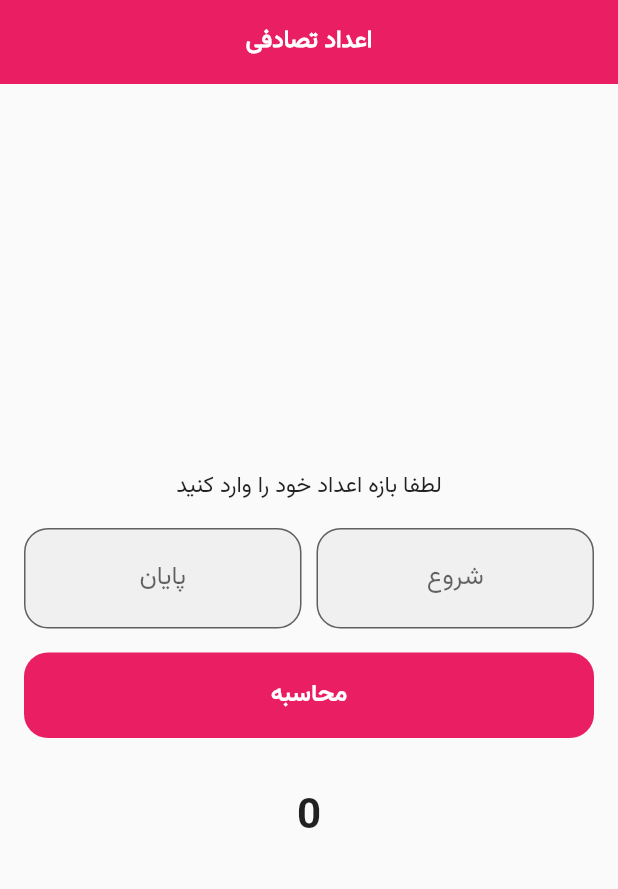
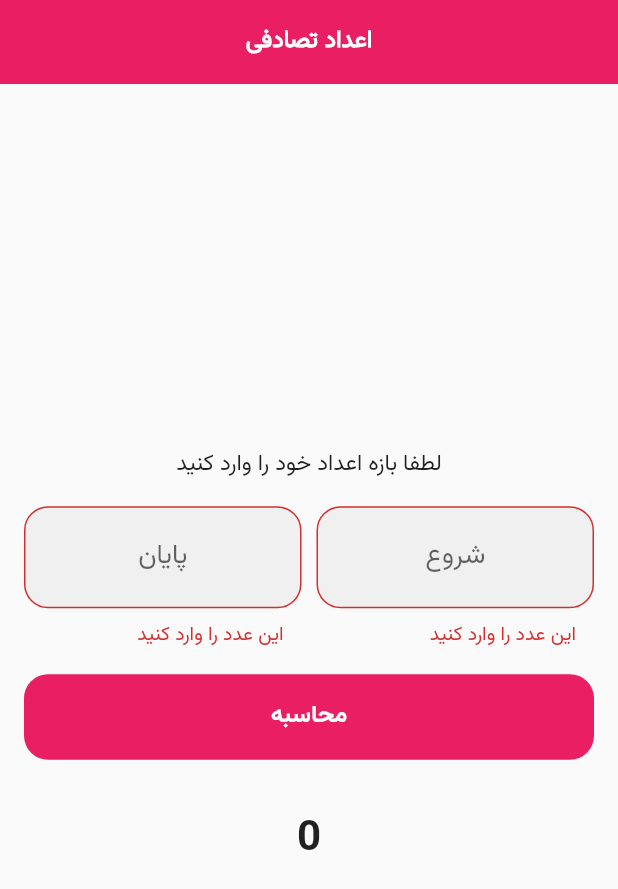
Before and after one commit to misagh1999/Random-Number, a Flutter app: the screen it shows after launch, after a tap on "محاسبه", on a phone screen of 412 x 824 dp. Shown: the top 889 px of the screen. Run offline on Flutter 3.47's test engine with Material 2 defaults, Android fonts, the phone set to English and light mode, and no system bars; our stand-ins replace flutter_svg, get.

Commit message:
validate range number

```diff
--- a/lib/controllers/random_controller.dart
+++ b/lib/controllers/random_controller.dart
@@ -1,16 +1,59 @@
 import 'dart:math';
 
+import 'package:flutter/material.dart';
 import 'package:get/state_manager.dart';
 
 class RandomController extends GetxController {
-  RxInt startNumber = 0.obs;
-  RxInt endNumber = 0.obs;
+  RxString startNumber = "".obs;
+  RxString endNumber = "".obs;
+
+  final startTextController = TextEditingController();
+  final endTextController = TextEditingController();
 
   RxInt resultNumber = 0.obs;
 
+  RxString endError = "".obs;
+  RxString startError = "".obs;
+
   randomize() {
+    bool hasError = false;
+
+    startError.value = "";
+    endError.value = "";
+    print("start: " + startTextController.text);
+    print("end: " + endTextController.text);
+    if (startTextController.text.isEmpty) {
+      hasError = true;
+      startError.value = "این عدد را وارد کنید";
+    }
+    if (endTextController.text.isEmpty) {
+      hasError = true;
+      endError.value = "این عدد را وارد کنید";
+    }
+
+    int startInt = 0;
+    int endInt = 0;
+
+    if (!hasError) {
+      startInt = int.parse(startTextController.text);
+      endInt = int.parse(endTextController.text);
+      if (startInt >= endInt) {
+        hasError = true;
+        endError.value = "عدد پایان نباید کمتر از شروع باشد";
+      }
+    }
+
+    if (!hasError) {
+      repeatRandom(endInt, startInt);
+    }
+  }
+
+  repeatRandom(int endInt, int startInt) async {
     Random random = Random();
-    resultNumber.value =
-        random.nextInt(endNumber.value - startNumber.value) + startNumber.value;
+    for (int i = 0; i < 10; i++) {
+      await Future.delayed(Duration(milliseconds: 80), () {
+        resultNumber.value = random.nextInt(endInt - startInt) + startInt;
+      });
+    }
   }
 }
--- a/lib/screens/range_number/range_number_screen.dart
+++ b/lib/screens/range_number/range_number_screen.dart
@@ -35,38 +35,46 @@ class RangeNumberScreen extends StatelessWidget {
                 Row(
                   children: [
                     Expanded(
-                      child: TextField(
-                        onChanged: (value) {
-                          rController.startNumber.value = int.parse(value);
-                        },
+                      child: Obx(
+                        () => TextField(
+                          controller: rController.startTextController,
                           textDirection: TextDirection.ltr,
+                          style: TextStyle(fontSize: 18.0),
                           keyboardType: TextInputType.number,
                           textAlign: TextAlign.center,
                           decoration: InputDecoration(
                               hintText: 'شروع',
+                              errorText: rController.startError.value.isNotEmpty
+                                  ? rController.startError.value
+                                  : null,
                               filled: true,
                               border: OutlineInputBorder(
                                   borderRadius:
                                       BorderRadius.all(Radius.circular(16)))),
                         ),
                       ),
+                    ),
                     SizedBox(
                       width: 10,
                     ),
                     Expanded(
-                      child: TextField(
-                        onChanged: (value) {
-                          rController.endNumber.value = int.parse(value);
-                        },
+                      child: Obx(
+                        () => TextField(
+                          controller: rController.endTextController,
                           textDirection: TextDirection.ltr,
                           textAlign: TextAlign.center,
+                          style: TextStyle(fontSize: 18.0),
                           keyboardType: TextInputType.number,
                           decoration: InputDecoration(
+                              errorText: rController.endError.value.isNotEmpty
+                                  ? rController.endError.value
+                                  : null,
                               hintText: 'پایان',
                               filled: true,
                               border: OutlineInputBorder(
                                   borderRadius:
                                       BorderRadius.all(Radius.circular(16)))),
+                        ),
                       ),
                     ),
                   ],
```
Lines whose indentation alone changed are shown as unchanged.
